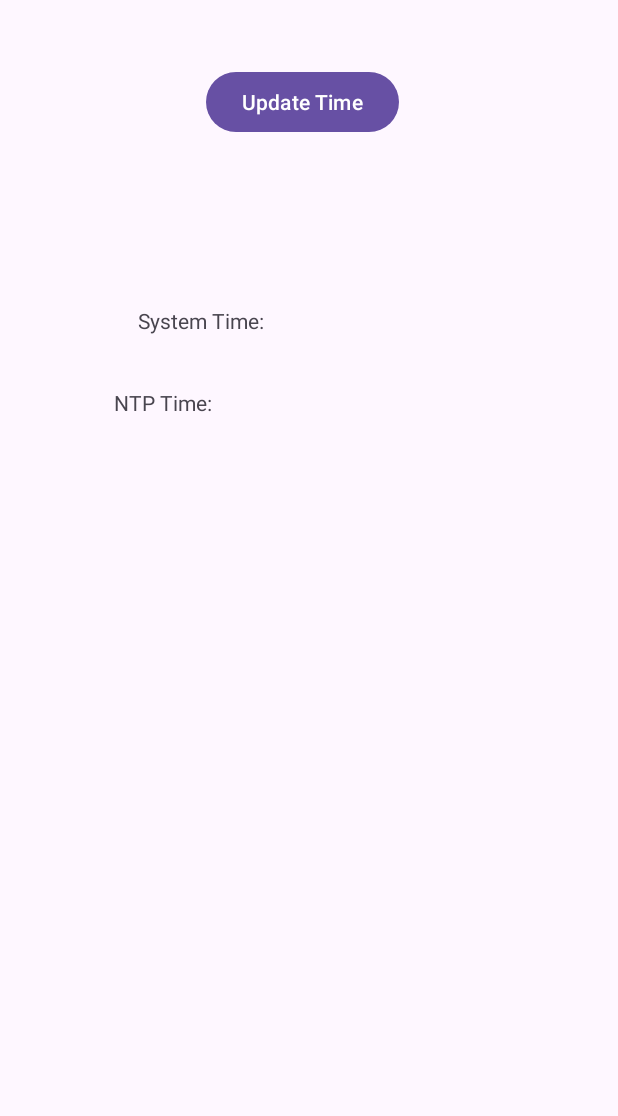
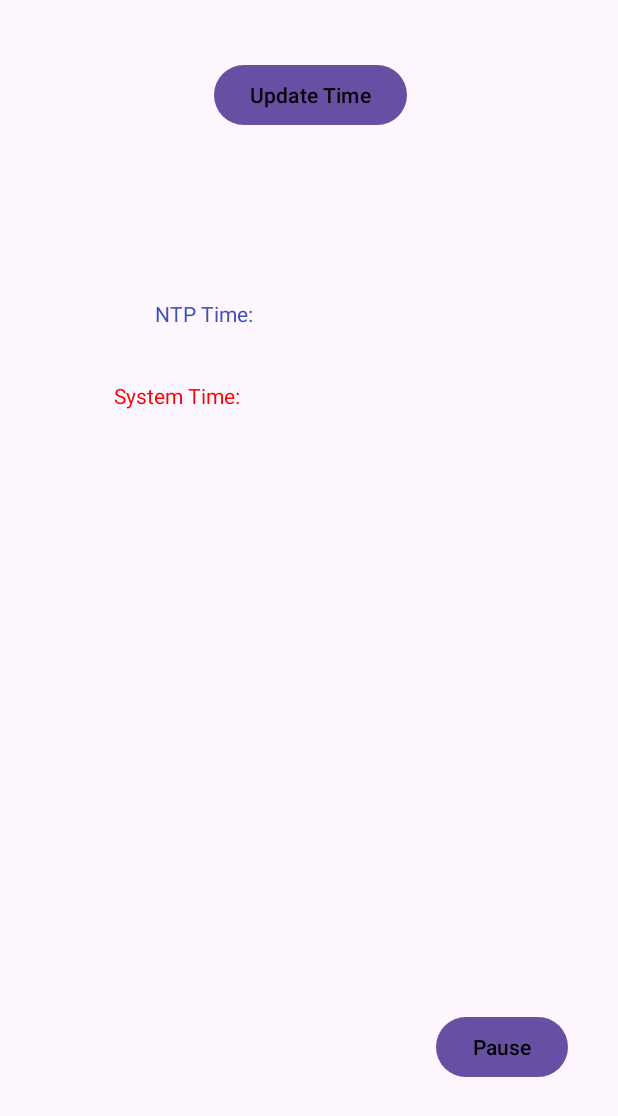
Before and after one commit to GoranMarjanovic90/MyTime-Android-Application, an Android app: the screen it shows after launch (MainActivity), on a phone screen of 412 x 824 dp. Shown: the top 1116 px of the screen. Run offline under Robolectric (Android 15) with nearby library versions, the phone set to English and light mode, and no system bars; libraries missing offline, so code that uses them is left out: org.apache.commons.

Commit message:
Pause/Resume button and Design

```diff
--- a/app/src/main/java/com/example/myapplication/MainActivity.java
+++ b/app/src/main/java/com/example/myapplication/MainActivity.java
@@ -18,42 +18,65 @@ import java.util.Locale;
 
 public class MainActivity extends AppCompatActivity {
     private Button updateButton;
+    private Button pauseResumeButton;
     private TextView systemTimeTextView;
     private TextView ntpTimeTextView;
+
+    private boolean isPaused = false;
 
     @Override
     protected void onCreate(Bundle savedInstanceState) {
         super.onCreate(savedInstanceState);
         setContentView(R.layout.activity_main);
 
+
         updateButton = findViewById(R.id.updateButton);
+        pauseResumeButton = findViewById(R.id.pauseResumeButton);
         systemTimeTextView = findViewById(R.id.systemTimeTextView);
         ntpTimeTextView = findViewById(R.id.ntpTimeTextView);
+
 
         updateButton.setOnClickListener(new View.OnClickListener() {
             @Override
             public void onClick(View v) {
+                if (!isPaused) {
+
                     Date systemDate = new Date();
                     SimpleDateFormat systemDateFormat = new SimpleDateFormat("HH:mm:ss", Locale.getDefault());
+
                     String formattedSystemTime = systemDateFormat.format(systemDate);
                     systemTimeTextView.setText("System Time: " + formattedSystemTime);
+                    systemTimeTextView.setTextSize(20);
 
-                // Start a background thread to fetch NTP time
                     new Thread(new Runnable() {
                         @Override
                         public void run() {
+
                             final String ntpTime = getNtpTime();
                             runOnUiThread(new Runnable() {
                                 @Override
                                 public void run() {
                                     ntpTimeTextView.setText("NTP Time: " + ntpTime);
+                                    ntpTimeTextView.setTextSize(20);
                                 }
                             });
                         }
                     }).start();
                 }
+            }
+        });
+
+
+        pauseResumeButton.setOnClickListener(new View.OnClickListener() {
+            @Override
+            public void onClick(View v) {
+                isPaused = !isPaused;
+
+                pauseResumeButton.setText(isPaused ? "Resume" : "Pause");
+            }
         });
     }
+
 
     private String getNtpTime() {
         NTPUDPClient client = new NTPUDPClient();
@@ -63,9 +86,12 @@ public class MainActivity extends AppCompatActivity {
             client.open();
             TimeInfo timeInfo = client.getTime(InetAddress.getByName("pool.ntp.org"));
 
+
             long ntpTimeMillis = timeInfo.getMessage().getTransmitTimeStamp().getTime();
+
             Date ntpDate = new Date(ntpTimeMillis);
             SimpleDateFormat ntpDateFormat = new SimpleDateFormat("HH:mm:ss", Locale.getDefault());
+
 
             return ntpDateFormat.format(ntpDate);
         } catch (IOException e) {
--- a/app/src/main/res/layout/activity_main.xml
+++ b/app/src/main/res/layout/activity_main.xml
@@ -12,14 +12,39 @@
         android:layout_width="wrap_content"
         android:layout_height="wrap_content"
         android:layout_centerHorizontal="true"
-        android:layout_marginStart="130dp"
-        android:layout_marginTop="28dp"
-        android:layout_marginEnd="130dp"
+        android:layout_marginStart="133dp"
+        android:layout_marginTop="16dp"
+        android:layout_marginEnd="132dp"
+        android:layout_marginBottom="200dp"
         android:text="Update Time"
+        android:textColor="#000000"
+        app:iconTint="#4E470B"
+        app:layout_constraintBottom_toTopOf="@+id/pauseResumeButton"
         app:layout_constraintEnd_toEndOf="parent"
-        app:layout_constraintHorizontal_bias="1.0"
         app:layout_constraintStart_toStartOf="parent"
         app:layout_constraintTop_toTopOf="parent"
+        app:layout_constraintVertical_bias="0.019"
+        app:rippleColor="#FFEB3B"
+        app:strokeColor="#020200"
+        tools:ignore="MissingConstraints" />
+
+    <Button
+        android:id="@+id/pauseResumeButton"
+        android:layout_width="wrap_content"
+        android:layout_height="wrap_content"
+        android:layout_centerHorizontal="true"
+        android:layout_marginStart="282dp"
+        android:layout_marginTop="619dp"
+        android:layout_marginEnd="25dp"
+        android:layout_marginBottom="48dp"
+        android:text="Pause"
+        android:textColor="#000000"
+        app:iconTint="#4E470B"
+        app:layout_constraintBottom_toBottomOf="parent"
+        app:layout_constraintEnd_toEndOf="parent"
+        app:layout_constraintStart_toStartOf="parent"
+        app:layout_constraintTop_toTopOf="parent"
+        app:rippleColor="#FFEB3B"
         tools:ignore="MissingConstraints" />
 
     <TextView
@@ -28,14 +53,15 @@
         android:layout_height="wrap_content"
         android:layout_below="@id/updateButton"
         android:layout_centerHorizontal="true"
-        android:layout_marginStart="87dp"
-        android:layout_marginTop="112dp"
-        android:layout_marginEnd="246dp"
+        android:layout_marginStart="60dp"
+        android:layout_marginTop="35dp"
+        android:layout_marginEnd="248dp"
         android:text="System Time: "
+        android:textColor="#FF0000"
         app:layout_constraintEnd_toEndOf="parent"
-        app:layout_constraintHorizontal_bias="0.279"
+        app:layout_constraintHorizontal_bias="0.0"
         app:layout_constraintStart_toStartOf="parent"
-        app:layout_constraintTop_toBottomOf="@+id/updateButton"
+        app:layout_constraintTop_toBottomOf="@+id/ntpTimeTextView"
         tools:ignore="MissingConstraints" />
 
     <TextView
@@ -44,13 +70,14 @@
         android:layout_height="wrap_content"
         android:layout_below="@id/systemTimeTextView"
         android:layout_centerHorizontal="true"
-        android:layout_marginStart="60dp"
-        android:layout_marginTop="35dp"
-        android:layout_marginEnd="248dp"
+        android:layout_marginStart="87dp"
+        android:layout_marginTop="112dp"
+        android:layout_marginEnd="246dp"
         android:text="NTP Time: "
+        android:textColor="#3F51B5"
         app:layout_constraintEnd_toEndOf="parent"
         app:layout_constraintHorizontal_bias="0.0"
         app:layout_constraintStart_toStartOf="parent"
-        app:layout_constraintTop_toBottomOf="@+id/systemTimeTextView"
+        app:layout_constraintTop_toBottomOf="@+id/updateButton"
         tools:ignore="MissingConstraints" />
 </androidx.constraintlayout.widget.ConstraintLayout>
```
Lines whose indentation alone changed are shown as unchanged.
